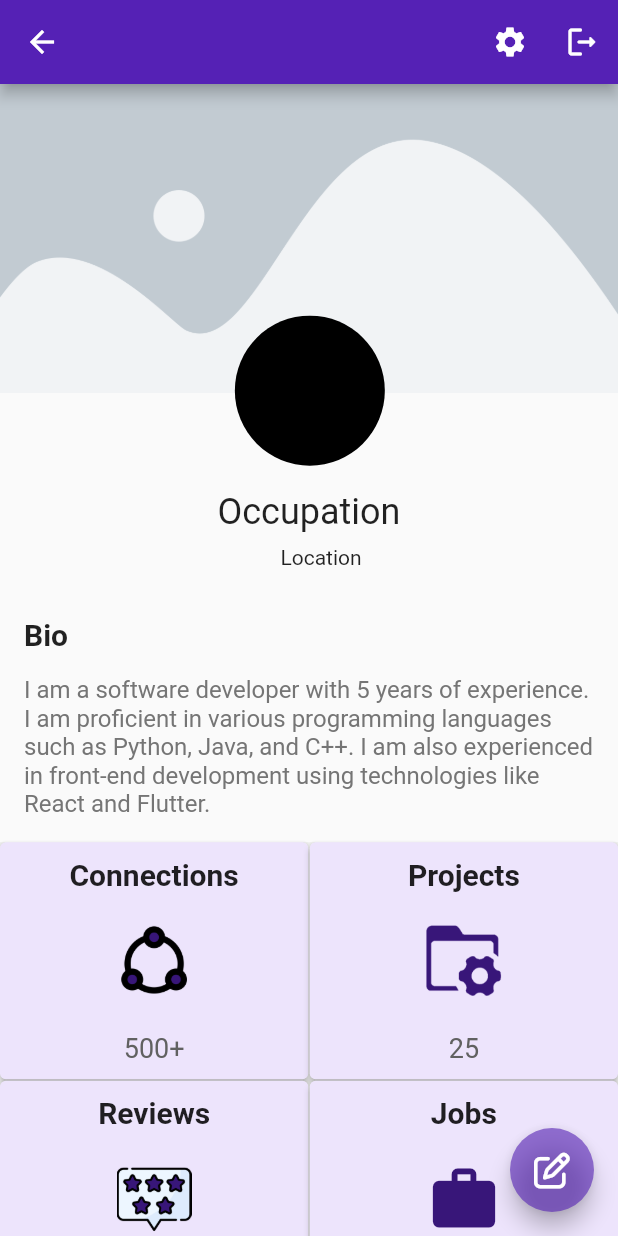
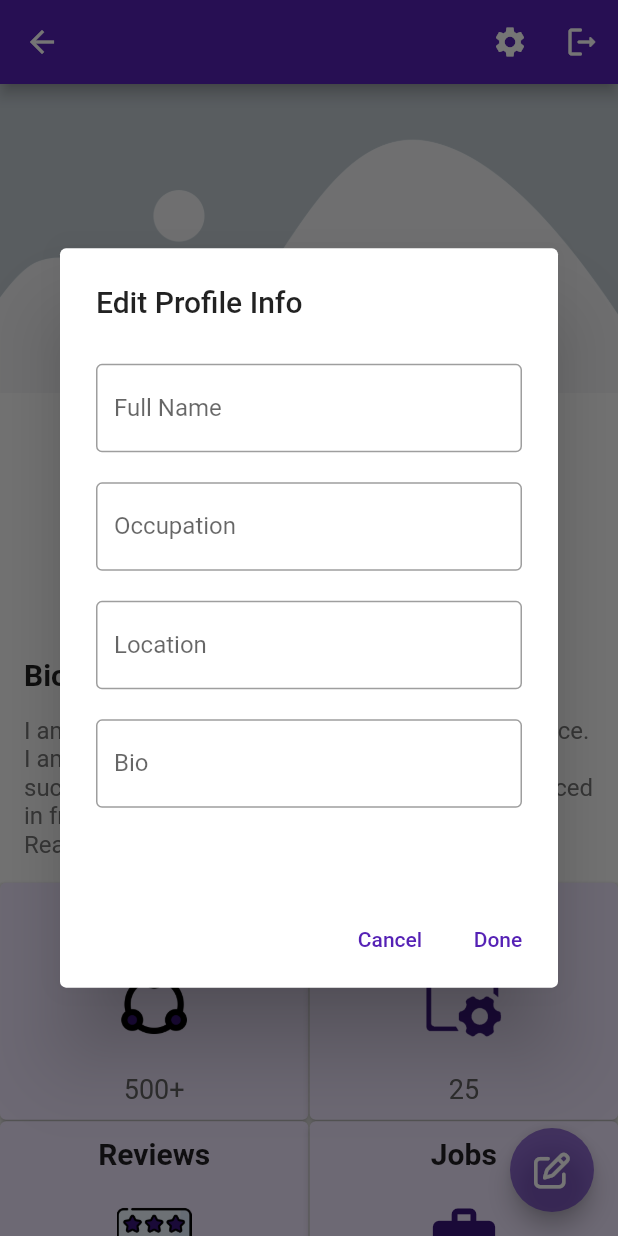
Before and after one commit to ColaborativeWorkpace-Colab/colabs-mobile, a Flutter app: the ProfilePage screen opened by its route, after a tap on an icon or button, on a phone screen of 412 x 824 dp. Run offline on Flutter 3.47's test engine with Material 2 defaults, Android fonts, the phone set to English and light mode, and no system bars; our stand-ins replace animated_notch_bottom_bar, file_picker, flutter_dotenv, font_awesome_flutter; missing offline and left inert: oauth2_client.

Commit message:
Profile editing dialog structure built

```diff
--- /dev/null
+++ b/lib/components/profile_edit_form.dart
@@ -0,0 +1,66 @@
+import 'package:flutter/material.dart';
+
+class ProfileEditForm extends StatelessWidget {
+  ProfileEditForm({super.key});
+  final GlobalKey<FormState> formKey = GlobalKey<FormState>();
+
+  @override
+  Widget build(BuildContext context) {
+    double screenHeight = MediaQuery.of(context).size.height;
+    double screenWidth = MediaQuery.of(context).size.width;
+
+    return AlertDialog(
+        title: const Text('Edit Profile Info'),
+        content: SizedBox(
+            height: screenHeight * .41,
+            width: screenWidth,
+            child: Form(
+                key: formKey,
+                child: SingleChildScrollView(
+                  child: Column(children: <Widget>[
+                    Container(
+                      margin: const EdgeInsets.symmetric(vertical: 10),
+                      child: TextFormField(
+                          decoration: const InputDecoration(
+                              label: Text('Full Name'),
+                              border: OutlineInputBorder())),
+                    ),
+                    Container(
+                      margin: const EdgeInsets.symmetric(vertical: 10),
+                      child: TextFormField(
+                          decoration: const InputDecoration(
+                              label: Text('Occupation'),
+                              border: OutlineInputBorder())),
+                    ),
+                    Container(
+                      margin: const EdgeInsets.symmetric(vertical: 10),
+                      child: TextFormField(
+                          decoration: const InputDecoration(
+                              label: Text('Location'),
+                              border: OutlineInputBorder())),
+                    ),
+                    Container(
+                      margin: const EdgeInsets.symmetric(vertical: 10),
+                      child: TextFormField(
+                          minLines: 1,
+                          maxLines: 5,
+                          decoration: const InputDecoration(
+                              label: Text('Bio'),
+                              border: OutlineInputBorder())),
+                    )
+                  ]),
+                ))),
+        actions: <Widget>[
+          TextButton(
+              onPressed: () {
+                Navigator.pop(context);
+              },
+              child: const Text('Cancel')),
+          TextButton(
+              onPressed: () {
+                //TODO: Edit profile
+              },
+              child: const Text('Done'))
+        ]);
+  }
+}
--- a/lib/screens/pages/post.dart
+++ b/lib/screens/pages/post.dart
@@ -33,6 +33,11 @@ class PostPage extends StatelessWidget {
               child: const CircleAvatar(radius: 25)),
           const Text('User')
         ]),
+        Row(
+          children: <Widget>[
+            contentController.getIsPublic
+                ? const FaIcon(FontAwesomeIcons.globe, color: Colors.blue)
+                : const FaIcon(FontAwesomeIcons.eyeSlash),
             Container(
                 margin: const EdgeInsets.only(right: 10),
                 child: PopupMenuButton<String>(
@@ -47,11 +52,12 @@ class PostPage extends StatelessWidget {
                               !contentController.getIsPublic;
                       }
                     },
-                itemBuilder: (BuildContext context) => <PopupMenuEntry<String>>[
+                    itemBuilder: (BuildContext context) =>
+                        <PopupMenuEntry<String>>[
                           PopupMenuItem<String>(
                               value: contentController.getIsPublic.toString(),
                               child: ListTile(
-                              title: (contentController.getIsPublic)
+                                  title: (!contentController.getIsPublic)
                                       ? Row(
                                           children: const <Widget>[
                                             FaIcon(FontAwesomeIcons.globe,
@@ -66,25 +72,22 @@ class PostPage extends StatelessWidget {
                                             SizedBox(width: 15),
                                             Text('Only for you'),
                                           ],
-                                    ),
-                              trailing: Switch(
-                                  value: contentController.getIsPublic,
-                                  onChanged: (bool value) {
-                                    contentController.setIsPublic = value;
-                                  }))),
+                                        ))),
                           PopupMenuItem<String>(
                               value: 'Clear',
                               child: Row(children: <Widget>[
                                 Container(
-                              margin:
-                                  const EdgeInsets.symmetric(horizontal: 15),
-                              child: const FaIcon(FontAwesomeIcons.trashCan,
-                                  color: Color.fromARGB(255, 218, 102, 94))
-                            ),
-                            const Text(
-                              'Clear')
+                                    margin: const EdgeInsets.symmetric(
+                                        horizontal: 15),
+                                    child: const FaIcon(
+                                        FontAwesomeIcons.trashCan,
+                                        color:
+                                            Color.fromARGB(255, 218, 102, 94))),
+                                const Text('Clear')
                               ]))
-                    ]))
+                        ])),
+          ],
+        )
       ]),
       Form(
           key: formKey,
--- a/lib/screens/profile.dart
+++ b/lib/screens/profile.dart
@@ -1,3 +1,4 @@
+import 'package:colabs_mobile/components/profile_edit_form.dart';
 import 'package:colabs_mobile/controllers/layout_controller.dart';
 import 'package:flutter/material.dart';
 import 'package:font_awesome_flutter/font_awesome_flutter.dart';
@@ -48,7 +49,14 @@ class ProfilePage extends StatelessWidget {
               icon: const Icon(Icons.logout_rounded))
         ]),
         floatingActionButton: FloatingActionButton(
-            onPressed: () {}, child: const FaIcon(FontAwesomeIcons.edit)),
+            onPressed: () {
+              showDialog(
+                  context: context,
+                  builder: (BuildContext context) {
+                    return ProfileEditForm();
+                  });
+            },
+            child: const FaIcon(FontAwesomeIcons.edit)),
         body: SafeArea(
             child: SingleChildScrollView(
                 child: Column(
@@ -76,10 +84,13 @@ class ProfilePage extends StatelessWidget {
               ]),
               //TODO: Get occupation & location
               const Padding(
-                  padding: EdgeInsets.only(top: 16, bottom: 8),
-                  child: Text('Occupation', style: TextStyle(fontSize: 24))),
+                  padding: EdgeInsets.only(top: 16),
+                  child: Text('Full Name', style: TextStyle(fontSize: 24))),
               const Padding(
-                  padding: EdgeInsets.only(left: 16, bottom: 16),
+                  padding: EdgeInsets.only(top: 8, bottom: 8),
+                  child: Text('Occupation', style: TextStyle(fontSize: 16))),
+              const Padding(
+                  padding: EdgeInsets.only(bottom: 16),
                   child: Text('Location', style: TextStyle(fontSize: 14))),
               Container(
                   alignment: Alignment.centerLeft,
```
Lines whose indentation alone changed are shown as unchanged.
